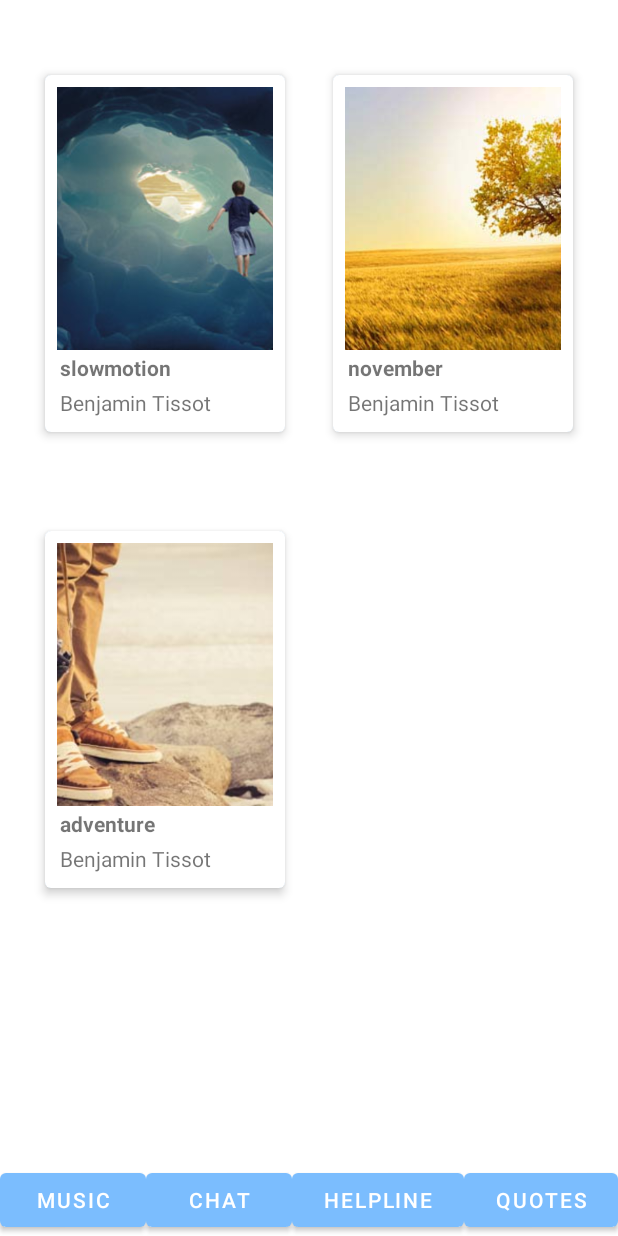
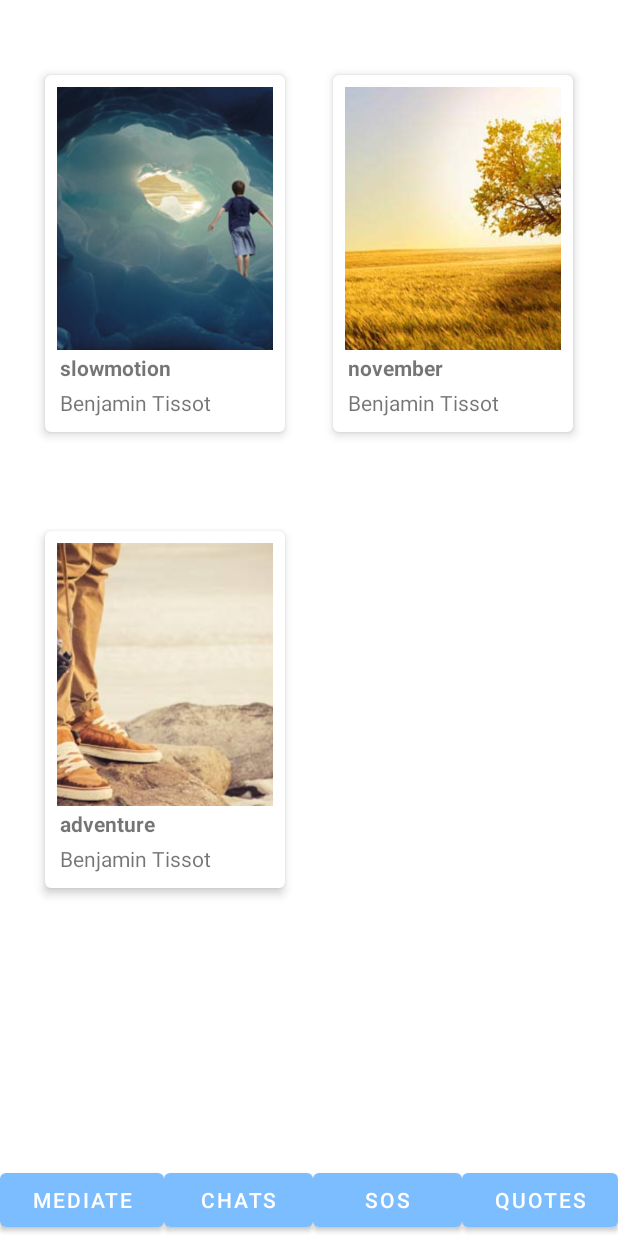
Before and after one commit to June-Han/GUTSHackathonTeam08, an Android app: the Music screen opened directly, with no data from a screen before it, on a phone screen of 412 x 824 dp. Run offline under Robolectric (Android 15) with nearby library versions, the phone set to English and light mode, and no system bars; our stand-ins replace Volley; network calls fail; Roboto replaces fonts that are not available here.

```diff
--- a/Melody/app/src/main/res/values/strings.xml
+++ b/Melody/app/src/main/res/values/strings.xml
@@ -16,10 +16,10 @@
     <string name="nameCardEnter">Enter your name:</string>
     <string name="namePlaceholder">name/alias</string>
     <string name="nameCardContinue">Proceed</string>
-    <string name="chatBttn">Chat</string>
+    <string name="chatBttn">Chats</string>
     <string name="quotesBttn">Quotes</string>
-    <string name="musicBttn">Music</string>
-    <string name="helplineBttn">Helpline</string>
+    <string name="musicBttn">Mediate</string>
+    <string name="helplineBttn">SOS</string>
     <string name="m_card_title1">slowmotion</string>
     <string name="m_card_desc1">Benjamin Tissot</string>
     <string name="m_card_title2">november</string>
```
Also changed, not shown: Melody/app/src/main/res/layout/activity_chat.xml (+26 -25 lines).
